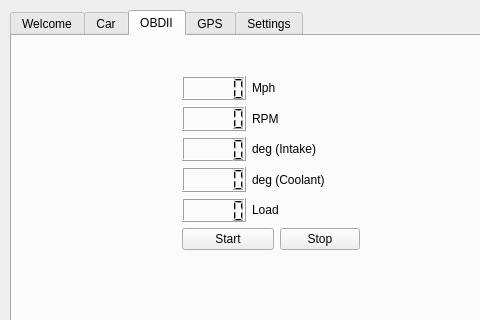
Old version of the form main.ui in the repository kd8bny/pi2go; both pictures show x 0 to 480 and y 0 to 320 of the 640 by 410 pixel window.
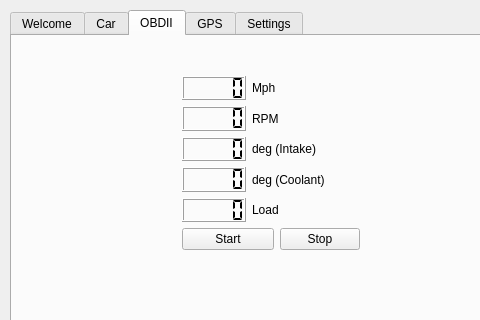
New version of the form. The open tabs and pages were chosen to show the change.

What changed in the file:
```diff
--- a/main.ui
+++ b/main.ui
@@ -103,7 +103,14 @@
       </property>
       <layout class="QGridLayout" name="gridLayout">
        <item row="0" column="0">
-        <widget class="QLCDNumber" name="lcdNumber_speed"/>
+        <widget class="QLCDNumber" name="lcdNumber_speed">
+         <property name="frameShape">
+          <enum>QFrame::Box</enum>
+         </property>
+         <property name="segmentStyle">
+          <enum>QLCDNumber::Flat</enum>
+         </property>
+        </widget>
        </item>
        <item row="0" column="1" colspan="2">
         <widget class="QLabel" name="label_3">
@@ -113,7 +120,14 @@
         </widget>
        </item>
        <item row="1" column="0">
-        <widget class="QLCDNumber" name="lcdNumber_rpm"/>
+        <widget class="QLCDNumber" name="lcdNumber_rpm">
+         <property name="frameShape">
+          <enum>QFrame::Box</enum>
+         </property>
+         <property name="segmentStyle">
+          <enum>QLCDNumber::Flat</enum>
+         </property>
+        </widget>
        </item>
        <item row="1" column="1" colspan="2">
         <widget class="QLabel" name="label_2">
@@ -123,7 +137,14 @@
         </widget>
        </item>
        <item row="2" column="0">
-        <widget class="QLCDNumber" name="lcdNumber_inTemp"/>
+        <widget class="QLCDNumber" name="lcdNumber_inTemp">
+         <property name="frameShape">
+          <enum>QFrame::Box</enum>
+         </property>
+         <property name="segmentStyle">
+          <enum>QLCDNumber::Flat</enum>
+         </property>
+        </widget>
        </item>
        <item row="2" column="1" colspan="2">
         <widget class="QLabel" name="label_4">
@@ -133,7 +154,14 @@
         </widget>
        </item>
        <item row="3" column="0">
-        <widget class="QLCDNumber" name="lcdNumber_coolTemp"/>
+        <widget class="QLCDNumber" name="lcdNumber_coolTemp">
+         <property name="frameShape">
+          <enum>QFrame::Box</enum>
+         </property>
+         <property name="segmentStyle">
+          <enum>QLCDNumber::Flat</enum>
+         </property>
+        </widget>
        </item>
        <item row="3" column="1" colspan="2">
         <widget class="QLabel" name="label_5">
@@ -143,7 +171,14 @@
         </widget>
        </item>
        <item row="4" column="0">
-        <widget class="QLCDNumber" name="lcdNumber_load"/>
+        <widget class="QLCDNumber" name="lcdNumber_load">
+         <property name="frameShape">
+          <enum>QFrame::Box</enum>
+         </property>
+         <property name="segmentStyle">
+          <enum>QLCDNumber::Flat</enum>
+         </property>
+        </widget>
        </item>
        <item row="4" column="1" colspan="2">
         <widget class="QLabel" name="label_6">
```
Left out of the diff: 26 changed lines with no effect on the pictures.
